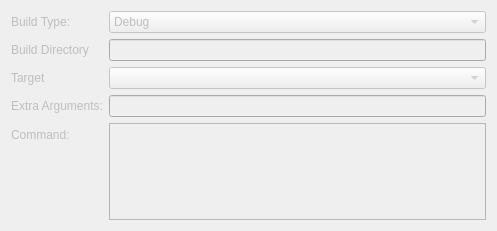
Before: the Qt Designer form project/nimcompilerbuildstepconfigwidget.ui in filcuc/NimQtCreatorPlugin, drawn with Qt 5.
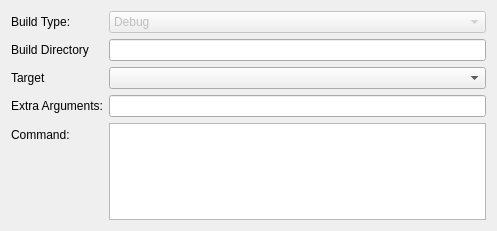
After: the same form once the commit is applied.

The edit to the form file:
```diff
--- a/project/nimcompilerbuildstepconfigwidget.ui
+++ b/project/nimcompilerbuildstepconfigwidget.ui
@@ -3,7 +3,7 @@
  <class>NimCompilerBuildStepConfigWidget</class>
  <widget class="QWidget" name="NimCompilerBuildStepConfigWidget">
   <property name="enabled">
-   <bool>false</bool>
+   <bool>true</bool>
   </property>
   <property name="geometry">
    <rect>
```
